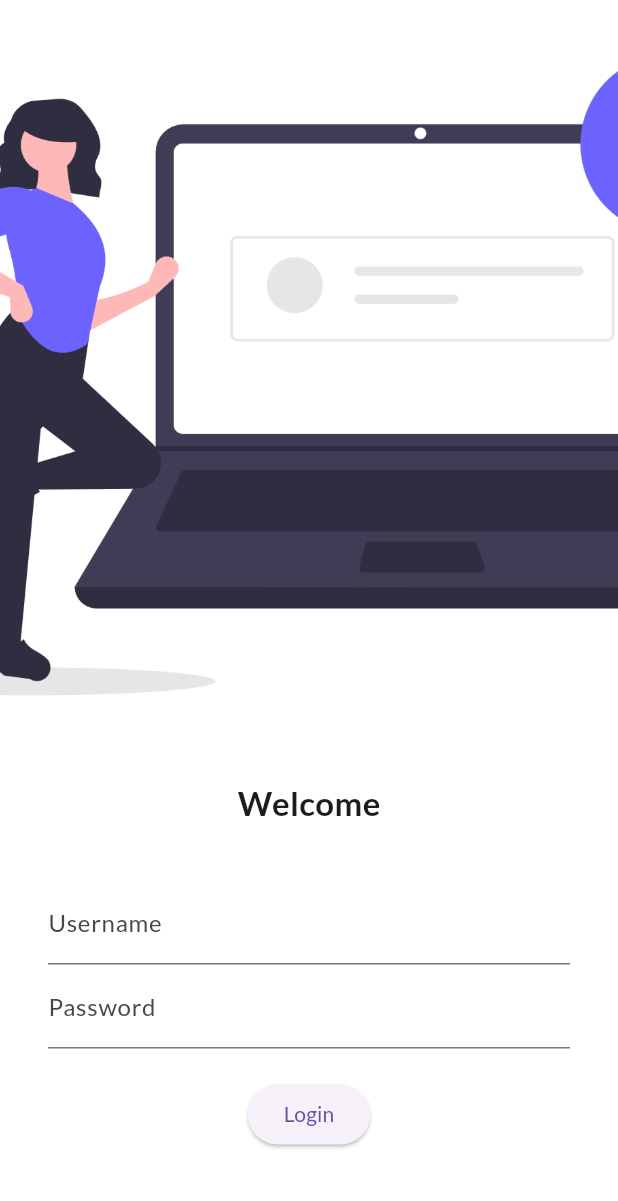
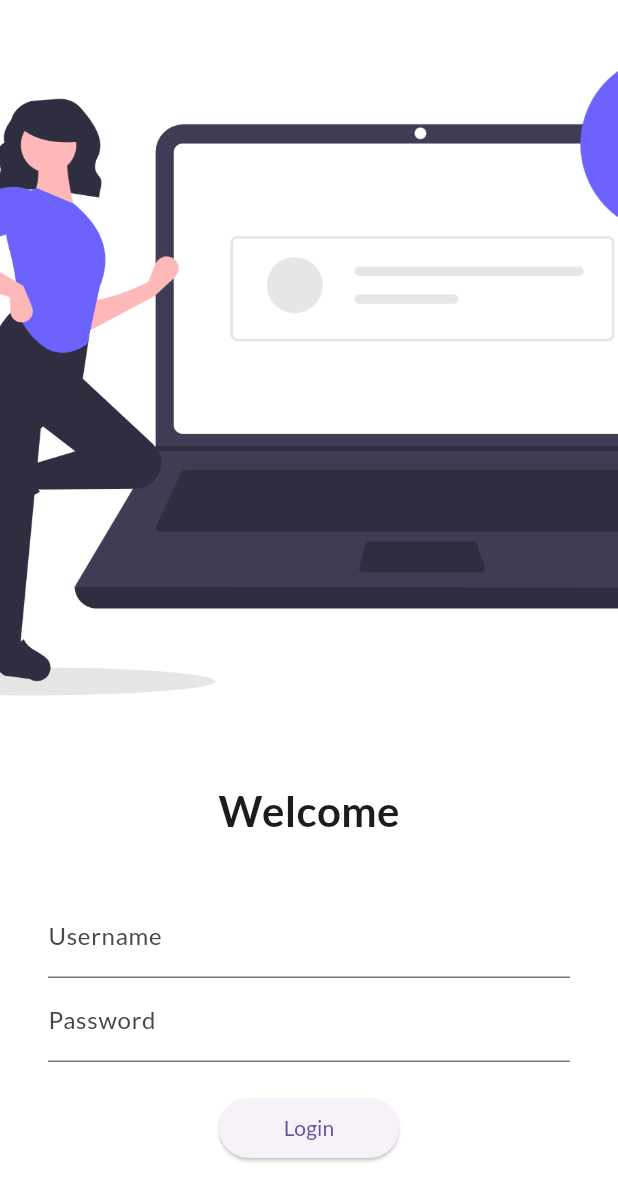
Before and after one commit to KefayetUllah/30DaysOfFlutter, a Flutter app: the LoginPage screen opened by its route, on a phone screen of 412 x 824 dp. Shown: the top 1201 px of the screen. Run offline on Flutter 3.47's test engine with Material 3 defaults, Android fonts, the phone set to English and light mode, and no system bars; our stand-ins replace google_fonts.

Commit message:
Initial Commit

```diff
--- /dev/null
+++ b/lib/Utils/routes.dart
@@ -0,0 +1,4 @@
+class MyRoutes {
+  static String loginRoute = "/login";
+  static String homeRoute = "/home";
+}
--- a/lib/main.dart
+++ b/lib/main.dart
@@ -2,6 +2,7 @@ import 'package:flutter/material.dart';
 import 'package:flutter_application/pages/home_page.dart';
 import 'package:flutter_application/pages/login_page.dart';
 import 'package:google_fonts/google_fonts.dart';
+import 'Utils/routes.dart';
 
 void main() {
   runApp(MyApp());
@@ -20,8 +21,8 @@ class MyApp extends StatelessWidget {
       darkTheme: ThemeData(brightness: Brightness.dark),
       routes: {
         "/": (context) => LoginPage(),
-        "/homepage": (context) => HomePage(),
-        "/login": (context) => LoginPage(),
+        MyRoutes.homeRoute: (context) => HomePage(),
+        MyRoutes.loginRoute: (context) => LoginPage(),
       },
     );
   }
--- a/lib/pages/login_page.dart
+++ b/lib/pages/login_page.dart
@@ -1,3 +1,5 @@
+import 'dart:nativewrappers/_internal/vm/lib/ffi_patch.dart';
+
 import 'package:flutter/material.dart';
 
 class LoginPage extends StatelessWidget {
@@ -16,7 +18,7 @@ class LoginPage extends StatelessWidget {
             SizedBox(height: 20.0),
             Text(
               "Welcome",
-              style: TextStyle(fontSize: 22, fontWeight: FontWeight.bold),
+              style: TextStyle(fontSize: 28, fontWeight: FontWeight.bold),
             ),
             Padding(
               padding: const EdgeInsets.symmetric(
@@ -45,7 +47,8 @@ class LoginPage extends StatelessWidget {
                       print("Hi CodeFlick");
                     },
                     child: Text("Login"),
-                    style: TextButton.styleFrom(),
+
+                    style: TextButton.styleFrom(minimumSize: Size(120, 40)),
                   ),
                 ],
               ),
```
